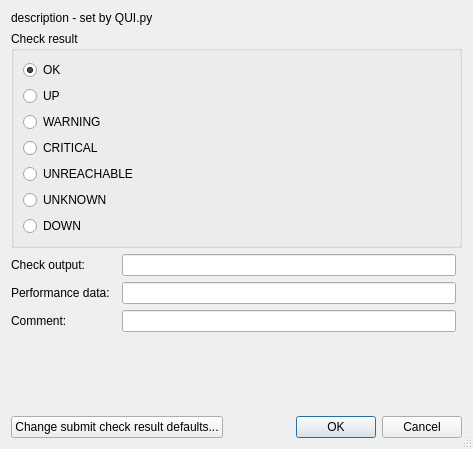
Qt form Nagstamon/QUI/dialog_submit.ui (HenriWahl/Nagstamon) before a commit.
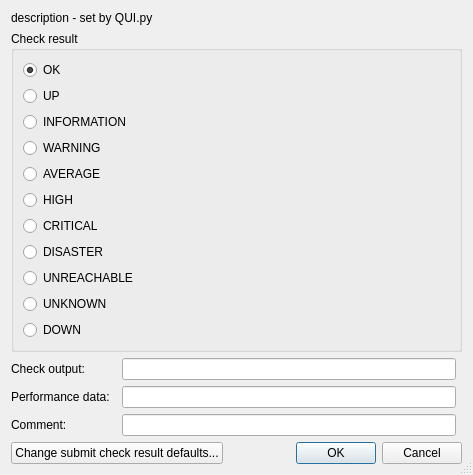
The same form after that commit.

Diff of the .ui file:
```diff
--- a/Nagstamon/QUI/dialog_submit.ui
+++ b/Nagstamon/QUI/dialog_submit.ui
@@ -89,6 +89,13 @@
         </property>
        </widget>
       </item>
+      <item>
+       <widget class="QRadioButton" name="input_radiobutton_result_information">
+        <property name="text">
+         <string>INFORMATION</string>
+        </property>
+       </widget>
+      </item>
       <item>
        <widget class="QRadioButton" name="input_radiobutton_result_warning">
         <property name="text">
@@ -96,6 +103,20 @@
         </property>
        </widget>
       </item>
+      <item>
+       <widget class="QRadioButton" name="input_radiobutton_result_average">
+        <property name="text">
+         <string>AVERAGE</string>
+        </property>
+       </widget>
+      </item>
+      <item>
+       <widget class="QRadioButton" name="input_radiobutton_result_high">
+        <property name="text">
+         <string>HIGH</string>
+        </property>
+       </widget>
+      </item>
       <item>
        <widget class="QRadioButton" name="input_radiobutton_result_critical">
         <property name="text">
@@ -103,6 +124,13 @@
         </property>
        </widget>
       </item>
+      <item>
+       <widget class="QRadioButton" name="input_radiobutton_result_disaster">
+        <property name="text">
+         <string>DISASTER</string>
+        </property>
+       </widget>
+      </item>
       <item>
        <widget class="QRadioButton" name="input_radiobutton_result_unreachable">
         <property name="text">
```
